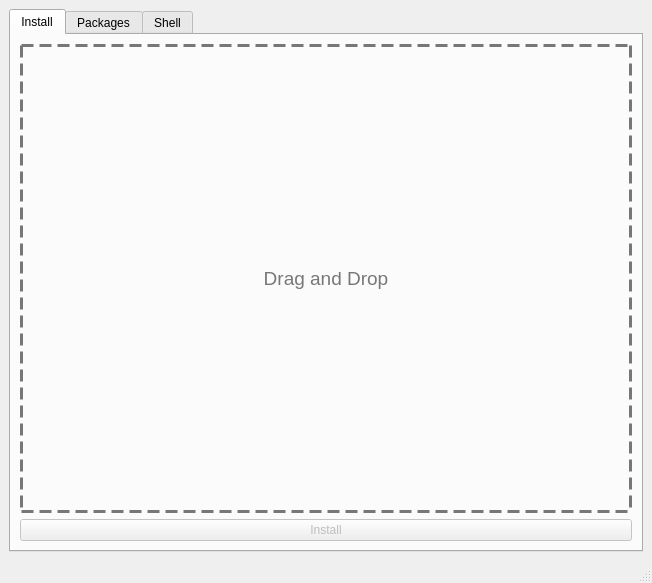
viktor02/picoInstaller, file picoInstaller/main_window.ui: the form before one commit.
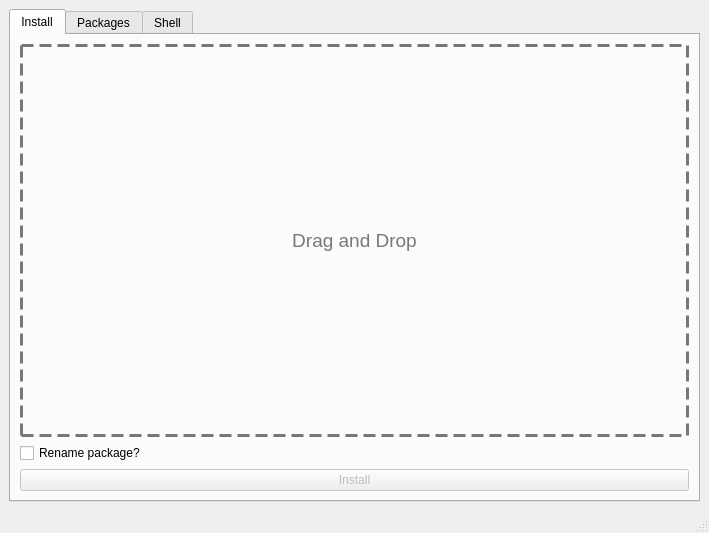
The form after the commit.

Patch:
```diff
--- a/picoInstaller/main_window.ui
+++ b/picoInstaller/main_window.ui
@@ -6,8 +6,8 @@
    <rect>
     <x>0</x>
     <y>0</y>
-    <width>652</width>
-    <height>583</height>
+    <width>709</width>
+    <height>533</height>
    </rect>
   </property>
   <property name="acceptDrops">
@@ -59,6 +59,13 @@
               </property>
              </widget>
             </item>
+            <item>
+             <widget class="QCheckBox" name="checkBoxRenamePackage">
+              <property name="text">
+               <string>Rename package?</string>
+              </property>
+             </widget>
+            </item>
             <item>
              <widget class="QPushButton" name="installButton">
               <property name="enabled">
```
Left out of the diff: 2 changed lines with no effect on the pictures.
